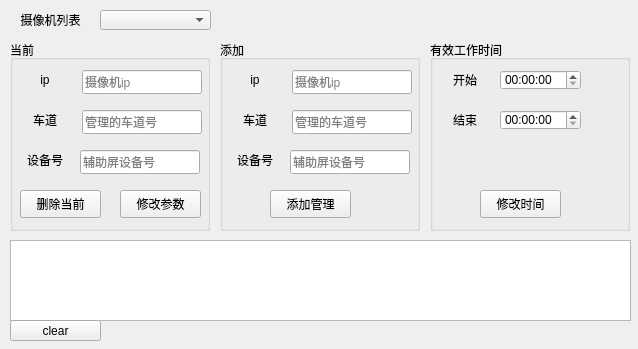
Above: widget.ui from luo286980460/daCheYouZhuan before the change. Below: the same form after it.
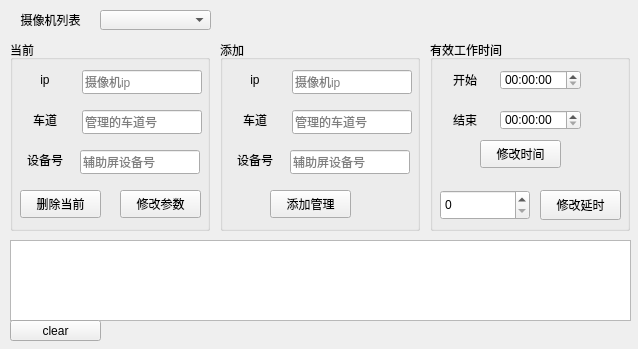
That is the form after the change.

What changed in the file:
```diff
--- a/widget.ui
+++ b/widget.ui
@@ -321,7 +321,7 @@
     <property name="geometry">
      <rect>
       <x>50</x>
-      <y>150</y>
+      <y>100</y>
       <width>81</width>
       <height>28</height>
      </rect>
@@ -416,6 +416,35 @@
      <string>hh:mm:ss</string>
     </property>
    </widget>
+   <widget class="QPushButton" name="delPicWaitTimeBtn">
+    <property name="geometry">
+     <rect>
+      <x>110</x>
+      <y>150</y>
+      <width>81</width>
+      <height>30</height>
+     </rect>
+    </property>
+    <property name="text">
+     <string>修改延时</string>
+    </property>
+   </widget>
+   <widget class="QSpinBox" name="delPicWaitTime1">
+    <property name="geometry">
+     <rect>
+      <x>10</x>
+      <y>150</y>
+      <width>90</width>
+      <height>30</height>
+     </rect>
+    </property>
+    <property name="maximum">
+     <number>99999999</number>
+    </property>
+    <property name="singleStep">
+     <number>100</number>
+    </property>
+   </widget>
   </widget>
   <zorder>history</zorder>
   <zorder>clearBtn</zorder>
```
